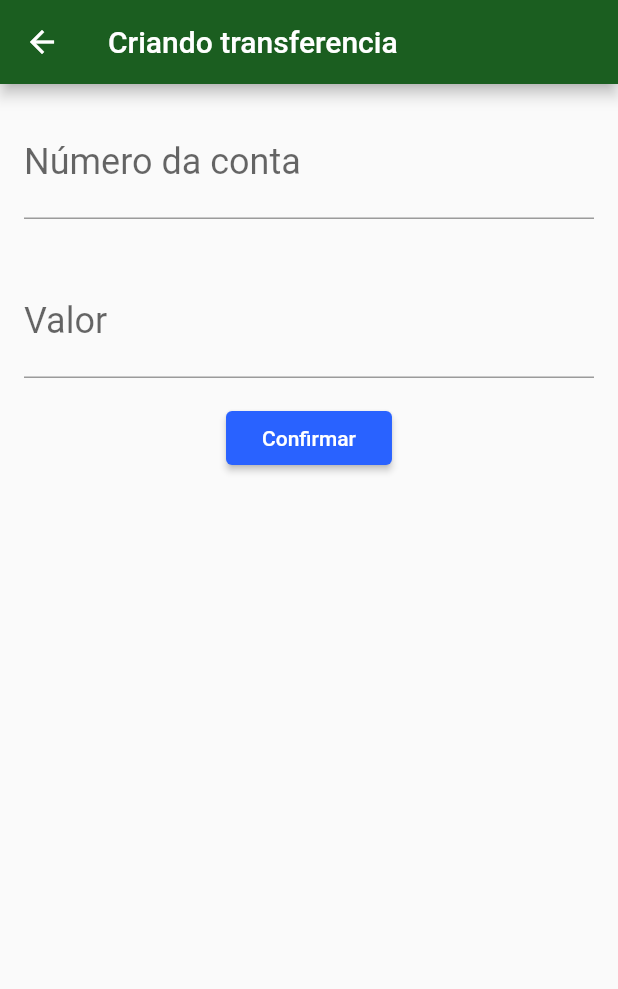
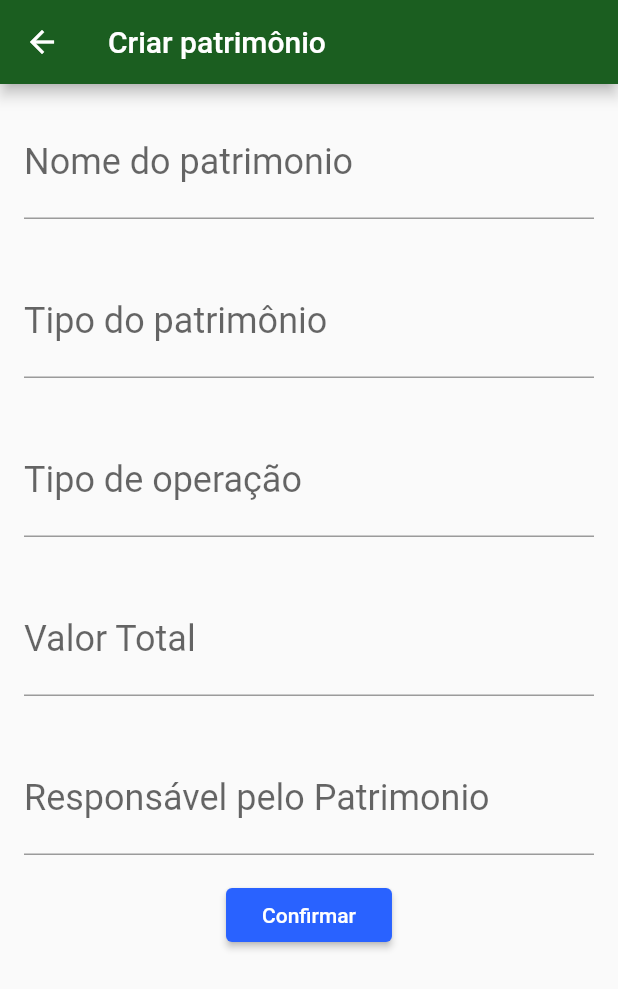
Before and after one commit to IagoSMagalhaes/Flutter, a Flutter app: the screen it shows after launch, after a tap on the "add" icon, on a phone screen of 412 x 824 dp. Shown: the top 989 px of the screen. Run offline on Flutter 3.47's test engine with Material 2 defaults, Android fonts, the phone set to English and light mode, and no system bars.

Commit message:
Criando formulario Assets
Refatorando codigo e criando nova estrutura

```diff
--- /dev/null
+++ b/flutter_app/lib/components/field_input.dart
@@ -0,0 +1,50 @@
+
+// Componente Abstrato
+import 'package:flutter/cupertino.dart';
+import 'package:flutter/material.dart';
+
+
+class FieldInput extends StatelessWidget {
+  final TextEditingController? controller;
+  final String? text;
+  final String? hint;
+  final IconData? icone;
+  final double? padding;
+  final TextInputType? keyboardType;
+
+  const FieldInput({Key? key, this.controller, this.text, this.hint, this.icone, this.padding, this.keyboardType})
+      : super(key: key);
+
+  @override
+  Widget build(BuildContext context) {
+
+    return Padding(
+      padding: buildEdge(),
+      child: TextField(
+        controller: controller,
+        style: TextStyle(fontSize: 24.0),
+        decoration: InputDecoration(
+            icon: icone != null ? Icon(icone) : null,
+            labelText: text,
+            hintText: hint),
+        keyboardType: TextInputType.number,
+      ),
+    );
+  }
+
+  EdgeInsetsGeometry buildEdge() {
+
+    if(padding != null)
+      return EdgeInsets.all(padding!);
+
+    return const EdgeInsets.all(16.0);
+  }
+
+  TextInputType? buildKeyBoard() {
+
+    if(keyboardType != null)
+      return keyboardType;
+
+    return TextInputType.text;
+  }
+}
--- a/flutter_app/lib/main.dart
+++ b/flutter_app/lib/main.dart
@@ -1,6 +1,35 @@
 import 'package:flutter/material.dart';
-import 'package:flutter_app/screens/transferencia/lista.dart';
+import 'package:flutter_app/router/main/asset_router.dart';
+import 'package:flutter_app/screens/asset/screens_asset_form_save.dart';
+import 'package:flutter_app/screens/asset/screens_asset_list_all.dart';
 
+void main() => runApp(Boot());
+
+class Boot extends StatelessWidget {
+  @override
+  Widget build(BuildContext context) {
+
+    return MaterialApp(
+        theme: buildTheme(),
+        initialRoute: "/home",
+        routes: AssetRouter().getRoutes());
+  }
+
+
+
+  ThemeData buildTheme() {
+    return ThemeData(
+      primaryColor: Colors.green[900],
+      accentColor: Colors.blueAccent[700],
+      buttonTheme: ButtonThemeData(
+        buttonColor: Colors.blueAccent[700],
+        textTheme: ButtonTextTheme.primary,
+      ),
+    );
+  }
+}
+
+/*   Example First Project
 void main() => runApp(Boot());
 
 class Boot extends StatelessWidget {
@@ -20,36 +49,7 @@ class Boot extends StatelessWidget {
 }
 
 
-
-
-
-
-
-
-
-
-
-
-
-
-
-
-
-
-
-
-
-
-
-
-
-
-
-
-
-
-
-
+ */
 
 /*
 void main() {
--- /dev/null
+++ b/flutter_app/lib/models/asset.dart
@@ -0,0 +1,27 @@
+
+// Abstração da Transferencia
+import 'package:flutter_app/models/asset_address.dart';
+
+class Asset {
+  final String? name;
+  final AssetType? type;
+  final OperationType? operationType;
+  final double? fullValue;
+  //final double? currentValue;
+ // final Address? address;
+  final String? manager;
+
+  //Asset(this.name, this.type, this.operationType, this.fullValue, this.address, this.manager);
+
+  const Asset({this.name, this.type, this.operationType, this.fullValue, this.manager})
+      : super();
+}
+
+
+enum AssetType {
+  vehicles, immobile, actions, others
+}
+
+enum OperationType {
+  buy, sell
+}
--- /dev/null
+++ b/flutter_app/lib/models/asset_address.dart
@@ -0,0 +1,18 @@
+
+
+import 'package:flutter_app/models/asset.dart';
+
+class AssetAddress {
+  late final Asset asset;
+  late final String street;
+  late final String district;
+  late final String city;
+  late final String state;
+}
+
+class Address {
+  late final String street;
+  late final String district;
+  late final String city;
+  late final String state;
+}
--- /dev/null
+++ b/flutter_app/lib/router/asset/asset_list_all_router.dart
@@ -0,0 +1,11 @@
+
+import 'package:flutter/material.dart';
+import 'package:flutter_app/screens/asset/screens_asset_form_save.dart';
+import 'package:flutter_app/screens/asset/screens_asset_list_all.dart';
+
+
+Future<dynamic> navigatorToAssetFormPost(BuildContext context) {
+  return Navigator.push(context, MaterialPageRoute(builder: (context) {
+    return ScreensAssetForm();
+  }));
+}
--- /dev/null
+++ b/flutter_app/lib/router/main/asset_router.dart
@@ -0,0 +1,18 @@
+
+import 'package:flutter/material.dart';
+import 'package:flutter_app/screens/asset/screens_asset_form_save.dart';
+import 'package:flutter_app/screens/asset/screens_asset_list_all.dart';
+
+
+class AssetRouter {
+
+  String get initialRoute => '/home';
+
+  Map<String, WidgetBuilder> getRoutes() {
+    return <String, WidgetBuilder> {
+      '/home': (BuildContext context) =>  ScreenAssetList(),
+      '/post/asset': (BuildContext context) => ScreensAssetForm(),
+    };
+  }
+
+}
--- /dev/null
+++ b/flutter_app/lib/screens/asset/screens_asset_form_save.dart
@@ -0,0 +1,162 @@
+// Criando formulario
+import 'package:flutter/cupertino.dart';
+import 'package:flutter/material.dart';
+import 'package:flutter_app/components/editor.dart';
+import 'package:flutter_app/components/field_input.dart';
+import 'package:flutter_app/models/asset.dart';
+import 'package:flutter_app/models/transferencia.dart';
+
+const _titulo = "Criar patrimônio";
+
+const _fieldTextAssetName = "Nome do patrimonio";
+const _fieldTextAssetType = "Tipo do patrimônio";
+const _fieldTextAssetOperationType = "Tipo de operação";
+const _fieldTextAssetFullValue = "Valor Total";
+const _fieldTextAssetManager = "Responsável pelo Patrimonio";
+//const _fieldTextAssetCurrentValue = "Valor corrente";
+
+const _fieldTextAssetAddressStreet = "Rua";
+const _fieldTextAssetAddressDistrict = "Bairro";
+const _fieldTextAssetAddressCity = "Cidade";
+const _fieldTextAssetAddressState = "Estado";
+
+const _fieldHintAssetName = "Ex: Corolla 2018";
+const _fieldHintAssetType = "Ex: Veicúlo, Imóvel, Ações";
+const _fieldHintAssetOperationType = "Ex: Compra, Venda";
+const _fieldHintAssetFullValue = "0.00";
+const _fieldHintAssetManager = "Ex: Hugo";
+//const _fieldHintAssetCurrentValue = "Valor corrente";
+
+//const _fieldHintAssetAddressStreet = "R. ";
+//const _fieldHintAssetAddressDistrict = "";
+//const _fieldHintAssetAddressCity = "SP";
+//const _fieldHintAssetAddressState = "";
+
+const _textoBotao = "Confirmar";
+
+class ScreensAssetForm extends StatefulWidget {
+  @override
+  State<StatefulWidget> createState() {
+    return ScreensAssetFormState();
+  }
+}
+
+class ScreensAssetFormState extends State<ScreensAssetForm> {
+  final TextEditingController _controllerFieldAssetName =
+      TextEditingController();
+  final TextEditingController _controllerFieldAssetType =
+      TextEditingController();
+  final TextEditingController _controllerFieldAssetOperationType =
+      TextEditingController();
+  final TextEditingController _controllerFieldAssetFullValue =
+      TextEditingController();
+  final TextEditingController _controllerFieldAssetManager =
+      TextEditingController();
+  final TextEditingController _controllerFieldAssetAddressStreet =
+      TextEditingController();
+  final TextEditingController _controllerFieldAssetAddressDistrict =
+      TextEditingController();
+  final TextEditingController _controllerFieldAssetAddressCity =
+      TextEditingController();
+  final TextEditingController _controllerFieldAssetAddressState =
+      TextEditingController();
+
+  @override
+  Widget build(BuildContext context) {
+    return Scaffold(
+      body: SingleChildScrollView(
+        child: Column(
+          children: [
+            buildInputName(),
+            buildInputType(),
+            buildInputOperationType(),
+            buildInputFullValue(),
+            buildInputManager(),
+            buildInputSend()
+          ],
+        ),
+      ),
+      appBar: AppBar(title: Text(_titulo)),
+    );
+  }
+
+  void _saveAsset(BuildContext context) {
+    //TODO - TRANSFORMAR STRING PRA ENUM
+
+    debugPrint(_controllerFieldAssetFullValue.text);
+
+    if (_controllerFieldAssetName.value != null) {
+      Asset asset = Asset(
+          name: _controllerFieldAssetName.text,
+          type: AssetType.immobile,
+          operationType: OperationType.buy,
+          fullValue: double.tryParse(_controllerFieldAssetFullValue.text),
+          manager: _controllerFieldAssetManager.text);
+
+      if (asset.name != null) {
+        Navigator.pop(context, asset);
+      }
+    }
+
+/*
+    Asset asset = Asset(
+        name: _controllerFieldAssetName.text,
+        type: AssetType.immobile,
+        operationType: OperationType.buy,
+        fullValue: double.tryParse(_controllerFieldAssetFullValue.text),
+        manager: _controllerFieldAssetManager.text);
+
+    if (asset.name != null) {
+      Navigator.pop(context, asset);
+    }
+
+ */
+  }
+
+
+  FieldInput buildInputName() {
+    return FieldInput(
+      controller: _controllerFieldAssetName,
+      text: _fieldTextAssetName,
+      hint: _fieldHintAssetName,
+    );
+  }
+
+  FieldInput buildInputType() {
+    return FieldInput(
+      controller: _controllerFieldAssetType,
+      text: _fieldTextAssetType,
+      hint: _fieldHintAssetType,
+    );
+  }
+
+  FieldInput buildInputOperationType() {
+    return FieldInput(
+      controller: _controllerFieldAssetOperationType,
+      text: _fieldTextAssetOperationType,
+      hint: _fieldHintAssetOperationType,
+    );
+  }
+
+  FieldInput buildInputFullValue() {
+    return FieldInput(
+      controller: _controllerFieldAssetFullValue,
+      text: _fieldTextAssetFullValue,
+      hint: _fieldHintAssetFullValue,
+      keyboardType: TextInputType.number
+    );
+  }
+
+  FieldInput buildInputManager() {
+    return FieldInput(
+      controller: _controllerFieldAssetManager,
+      text: _fieldTextAssetManager,
+      hint: _fieldHintAssetManager,
+    );
+  }
+
+  RaisedButton buildInputSend() {
+    return RaisedButton(
+        onPressed: () => _saveAsset(context), child: Text(_textoBotao));
+  }
+}
--- /dev/null
+++ b/flutter_app/lib/screens/asset/screens_asset_list_all.dart
@@ -0,0 +1,69 @@
+import 'package:flutter/cupertino.dart';
+import 'package:flutter/material.dart';
+import 'package:flutter_app/models/asset.dart';
+import 'package:flutter_app/models/transferencia.dart';
+import 'package:flutter_app/router/asset/asset_list_all_router.dart';
+import 'package:flutter_app/screens/asset/screens_asset_form_save.dart';
+
+const _screenAssetListTitle = "Patrimônios";
+
+class ScreenAssetList extends StatefulWidget {
+  List<Asset> _assets = [];
+
+  @override
+  State<StatefulWidget> createState() {
+    return ScreenAssetListState();
+  }
+}
+
+class ScreenAssetListState extends State<ScreenAssetList> {
+
+  @override
+  Widget build(BuildContext context) {
+
+    return Scaffold(
+        body: ListView.builder(
+          //ListView -> Usado com valores dinamicos
+          itemCount: widget._assets.length,
+
+          itemBuilder: (context, index) {
+            final asset = widget._assets[index];
+            return AssetItemList(asset: asset);
+          },
+        ),
+        floatingActionButton: FloatingActionButton(
+          child: Icon(Icons.add),
+          onPressed: () {
+            navigatorToAssetFormPost(context).then((newAsset) => _update(newAsset));
+          },
+        ),
+        appBar: AppBar(
+          title: Text(_screenAssetListTitle),
+        ));
+  }
+
+  void _update(Asset asset) {
+    if (asset != null) {
+      setState(() {
+        widget._assets.add(asset);
+      });
+    }
+  }
+}
+
+// Abstração Item da lista
+class AssetItemList extends StatelessWidget {
+  final Asset asset;
+
+  const AssetItemList({Key? key, required this.asset}) : super(key: key);
+
+  @override
+  Widget build(BuildContext context) {
+    return Card(
+        child: ListTile(
+      leading: Icon(Icons.monetization_on),
+      title: Text(asset.name.toString()),
+      subtitle: Text(asset.fullValue.toString()),
+    ));
+  }
+}
```
Also changed, not shown: flutter_app/lib/screens/asset/screens_abstract_list_all.dart (added, +86 -0 lines), 1 other file.
